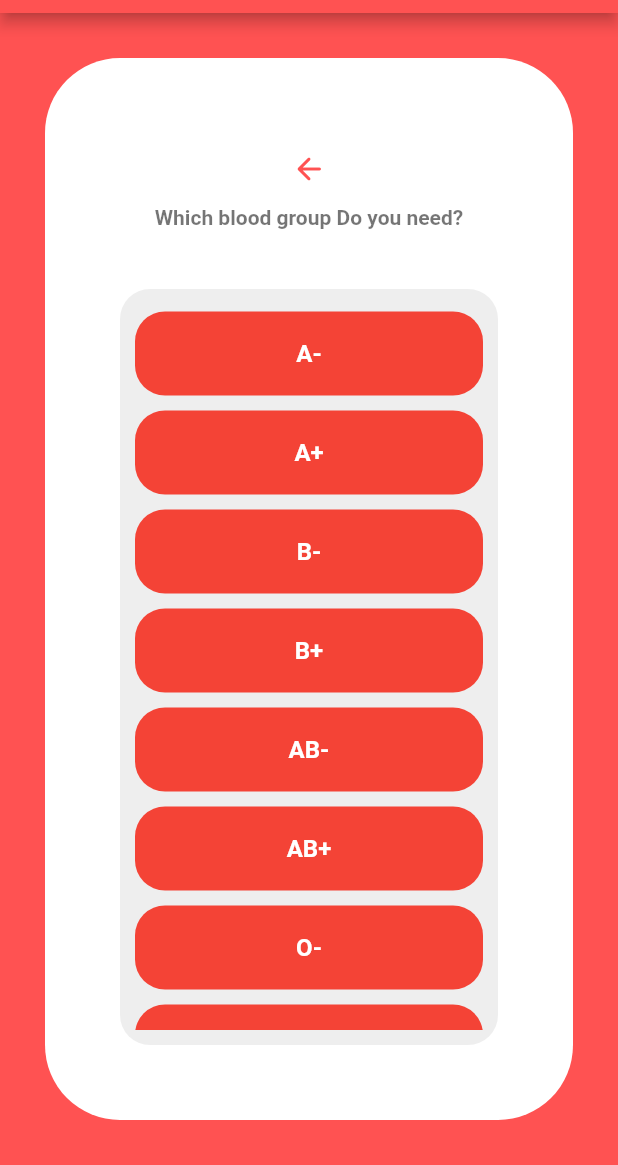
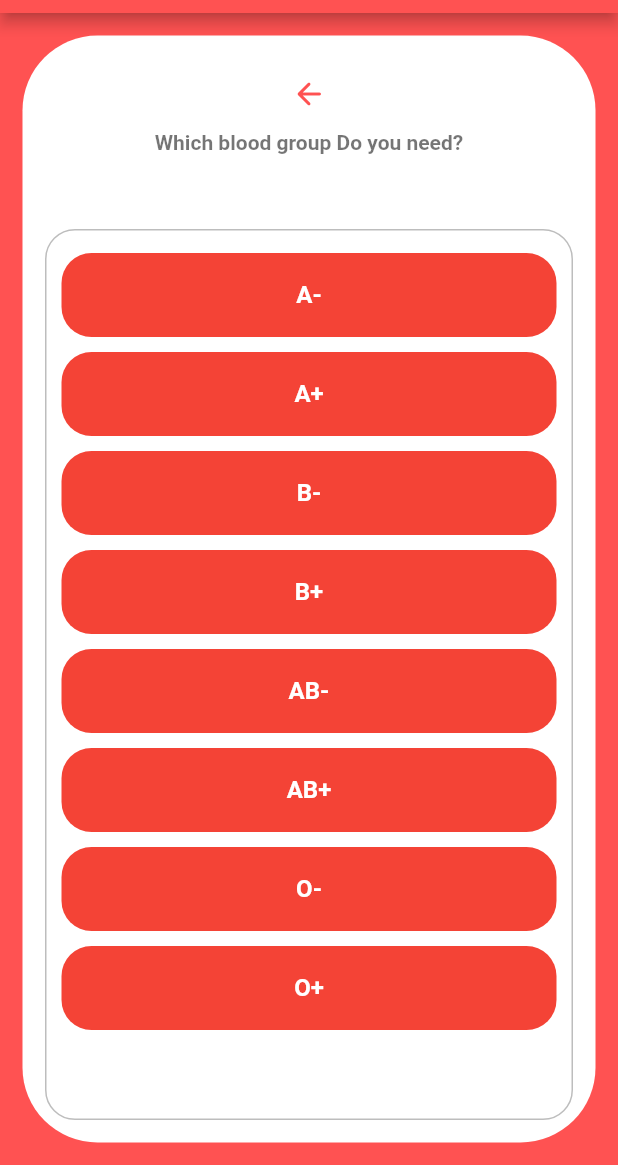
Before and after one commit to javedmughal-058/blood_donation_app_ui_in_flutter, a Flutter app: the receiver_screen screen opened directly, on a phone screen of 412 x 824 dp, the part 71-1236 px from its top. Run offline on Flutter 3.47's test engine with Material 2 defaults, Android fonts, the phone set to English and light mode, and no system bars; our stand-ins replace cool_alert.

Commit message:
Update receiver_screen.dart

```diff
--- a/lib/Screens/receiver_screen.dart
+++ b/lib/Screens/receiver_screen.dart
@@ -109,13 +109,15 @@ class receiver_screen extends StatelessWidget {
         body: SafeArea(child:
         Container(
 
-            padding: const EdgeInsets.all(30.0),
+            padding: const EdgeInsets.all(15.0),
             decoration: const BoxDecoration(
               color: Colors.redAccent,
               //borderRadius: BorderRadius.all(Radius.circular(50)),
             ),
             child: Container(
+              padding: const EdgeInsets.all(15.0),
               child: Column(
+                crossAxisAlignment: CrossAxisAlignment.stretch,
                 children: [
                   IconButton(onPressed: (){
                     Navigator.push(
@@ -138,9 +140,12 @@ class receiver_screen extends StatelessWidget {
                   Expanded(
                     flex: 9,
                     child: Container(
-                      padding: const EdgeInsets.all(10),
-                      decoration: BoxDecoration(color: Colors.grey[200],
+                      padding: EdgeInsets.all(10),
+                      decoration: BoxDecoration(
                       borderRadius: BorderRadius.circular(20),
+                        border: Border.all(
+                          color: Colors.black26,
+                        ),
                       ),
                       child: ListView(
                         children: [
@@ -318,8 +323,6 @@ class receiver_screen extends StatelessWidget {
                     ),)
                 ],
               ),
-
-              padding: const EdgeInsets.all(50.0),
               decoration: const BoxDecoration(borderRadius: BorderRadius.all(Radius.circular(50),), color: Colors.white,),
             ),
         ),
```
